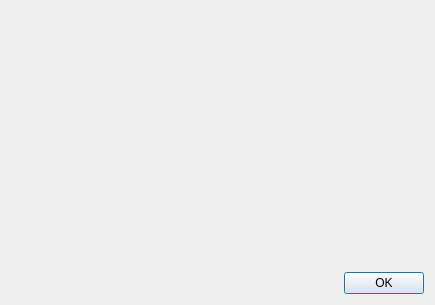
Qt form src/dialogs/messagebox/messagebox.ui (FACT-Team/FactDev) before a commit.
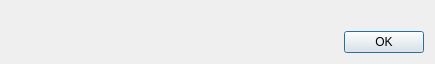
The same form after that commit.

Patch:
```diff
--- a/src/dialogs/messagebox/messagebox.ui
+++ b/src/dialogs/messagebox/messagebox.ui
@@ -7,15 +7,27 @@
     <x>0</x>
     <y>0</y>
     <width>435</width>
-    <height>305</height>
+    <height>63</height>
    </rect>
   </property>
+  <property name="maximumSize">
+   <size>
+    <width>600</width>
+    <height>480</height>
+   </size>
+  </property>
   <property name="windowTitle">
    <string>Dialog</string>
   </property>
   <layout class="QGridLayout" name="gridLayout">
    <item row="0" column="1">
     <widget class="QLabel" name="lbText">
+     <property name="maximumSize">
+      <size>
+       <width>400</width>
+       <height>16777215</height>
+      </size>
+     </property>
      <property name="text">
       <string/>
      </property>
@@ -26,7 +38,7 @@
      <property name="maximumSize">
       <size>
        <width>128</width>
-       <height>16777215</height>
+       <height>128</height>
       </size>
      </property>
      <property name="text">
```
Left out of the diff: 19 changed lines with no effect on the pictures.
